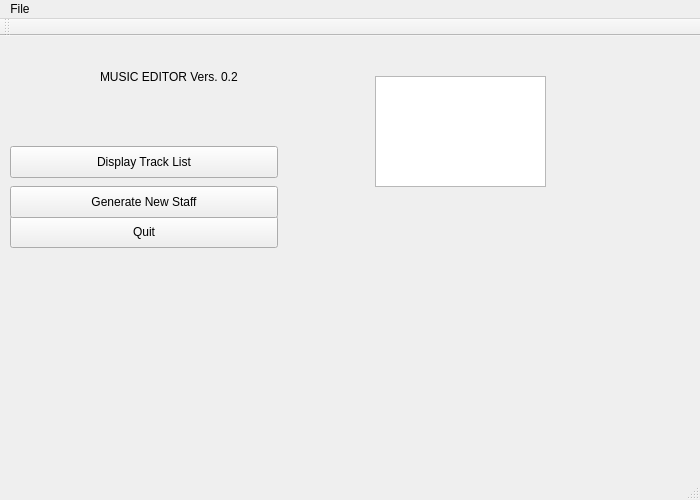
Old version of the form userinterface/UserInterface_Version1/mainwindow.ui in the repository MreowMix/EE553_Music_Editor.
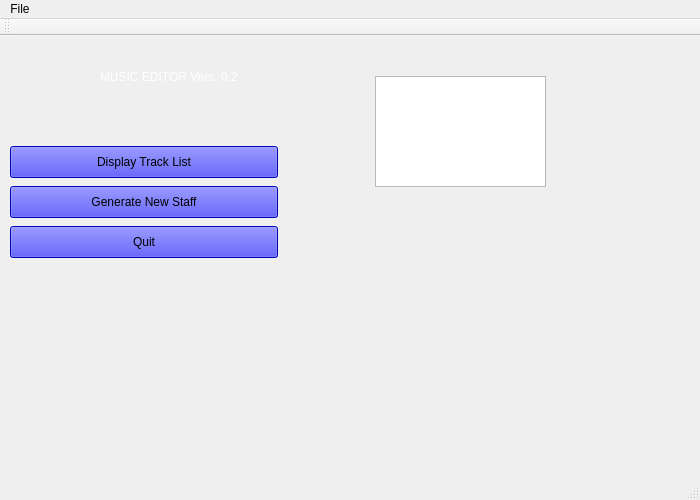
New version of the form.

Commit message: Modified XML code to add further gui stylings and color

Patch:
```diff
--- a/userinterface/UserInterface_Version1/mainwindow.ui
+++ b/userinterface/UserInterface_Version1/mainwindow.ui
@@ -13,16 +13,22 @@
   <property name="windowTitle">
    <string>MainWindow</string>
   </property>
+  <property name="styleSheet">
+   <string notr="true">MainWindow{background-color: black}</string>
+  </property>
   <widget class="QWidget" name="centralWidget">
    <widget class="QPushButton" name="quitButton">
     <property name="geometry">
      <rect>
       <x>10</x>
-      <y>180</y>
+      <y>190</y>
       <width>268</width>
       <height>32</height>
      </rect>
     </property>
+    <property name="styleSheet">
+     <string notr="true">QPushButton#quitButton { background-color: blue; font: 87 14pt &quot;Arial Black&quot;;}</string>
+    </property>
     <property name="text">
      <string>Quit</string>
     </property>
@@ -46,6 +52,10 @@
       <height>32</height>
      </rect>
     </property>
+    <property name="styleSheet">
+     <string notr="true">QPushButton#generateButton { background-color: blue; font: 87 14pt &quot;Arial Black&quot;; }
+</string>
+    </property>
     <property name="text">
      <string>Generate New Staff</string>
     </property>
@@ -59,6 +69,9 @@
       <height>32</height>
      </rect>
     </property>
+    <property name="styleSheet">
+     <string notr="true">QPushButton#displayButton {background-color: blue; font: 87 14pt &quot;Arial Black&quot;;}</string>
+    </property>
     <property name="text">
      <string>Display Track List</string>
     </property>
@@ -72,6 +85,10 @@
       <height>41</height>
      </rect>
     </property>
+    <property name="styleSheet">
+     <string notr="true">QLabel#label {color: white;font: 75 13pt &quot;American Typewriter&quot;; }
+</string>
+    </property>
     <property name="text">
      <string>MUSIC EDITOR Vers. 0.2</string>
     </property>
```
